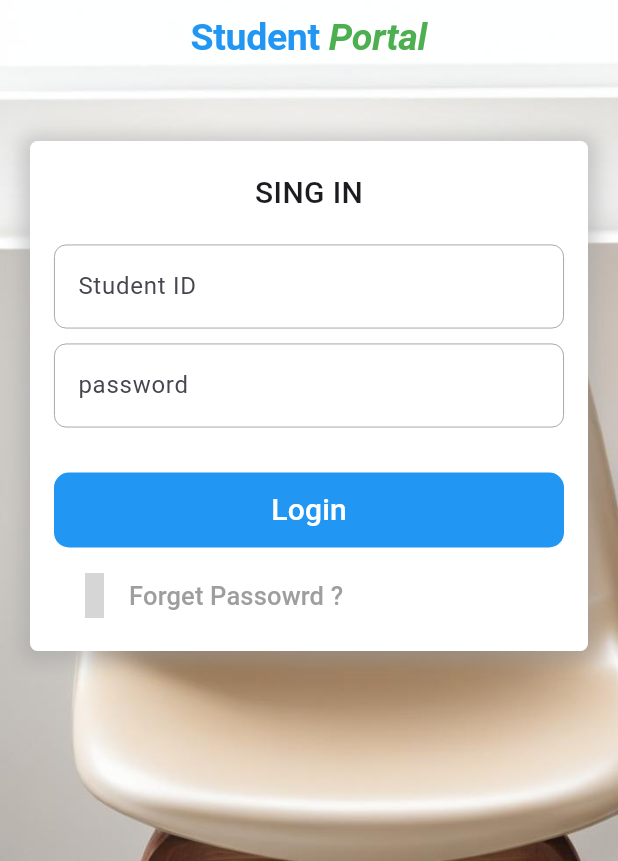
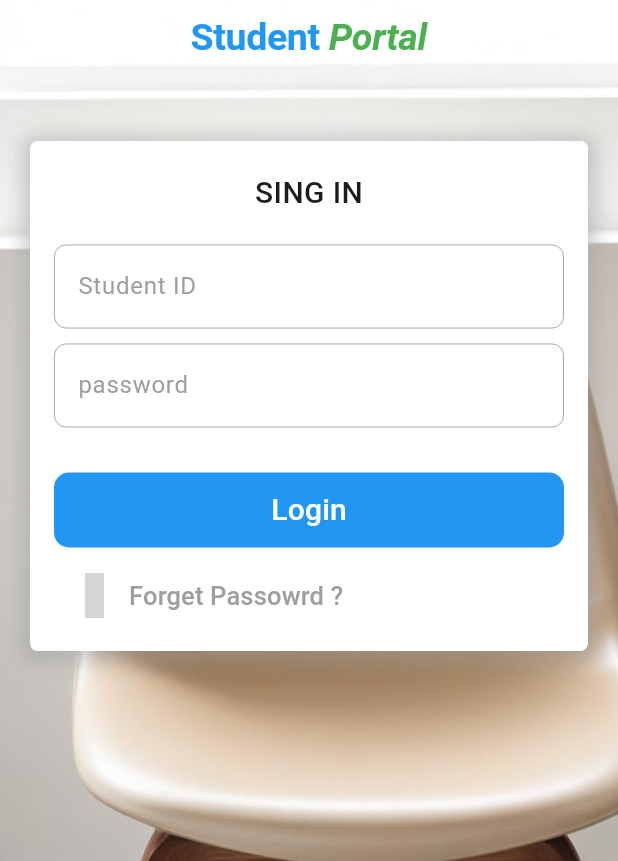
Before and after one commit to moha-shiine/tijaabo, a Flutter app: the screen it shows after launch, on a phone screen of 412 x 824 dp, the part 375-1236 px from its top. Run offline on Flutter 3.47's test engine with Material 3 defaults, Android fonts, the phone set to English and light mode, and no system bars; our stand-ins replace flutter_iconly, gap, google_fonts; Roboto replaces fonts that are missing (Merienda); grey boxes are pictures that could not be loaded.

Commit message:
addn  colors

```diff
--- a/lib/log/login.dart
+++ b/lib/log/login.dart
@@ -116,6 +116,7 @@ class _LoginScreenState extends State<LoginScreen> {
                                 borderSide:
                                     BorderSide(color: Colors.grey, width: 0.6),
                               ),
+                              hintStyle: TextStyle(color: Colors.grey),
                               border: OutlineInputBorder(
                                   borderSide: BorderSide(
                                       color: Colors.blueGrey, width: 0.6),
@@ -135,6 +136,7 @@ class _LoginScreenState extends State<LoginScreen> {
                           obscureText: true,
                           keyboardType: TextInputType.numberWithOptions(),
                           decoration: InputDecoration(
+                              hintStyle: TextStyle(color: Colors.grey),
                               hintText: "password",
                               focusedBorder: OutlineInputBorder(
                                   borderSide: BorderSide(
```
